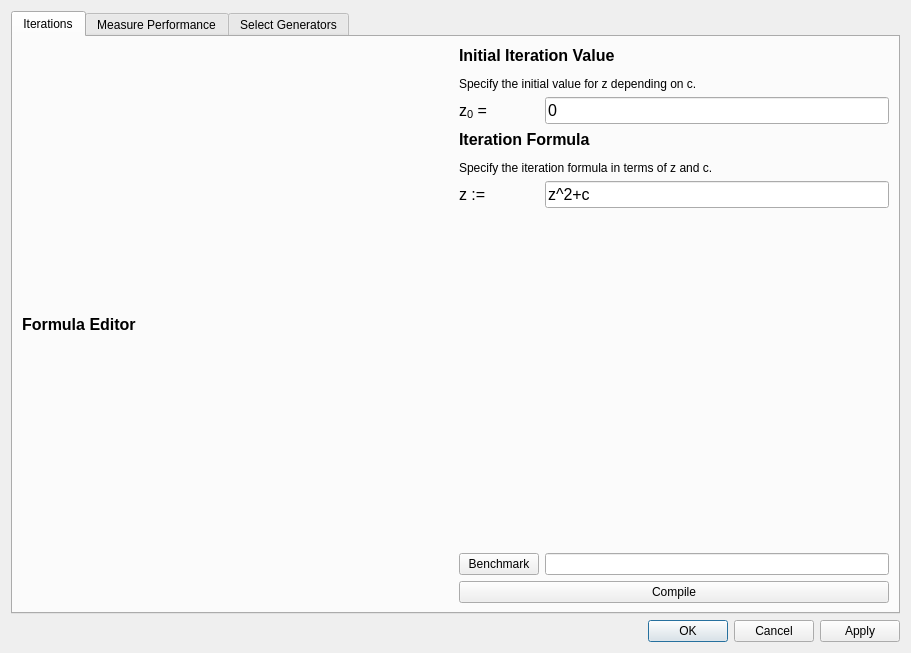
This is choosegenerators.ui in QlowB/Almond as Qt 5 draws it before an edit. The edited form follows.
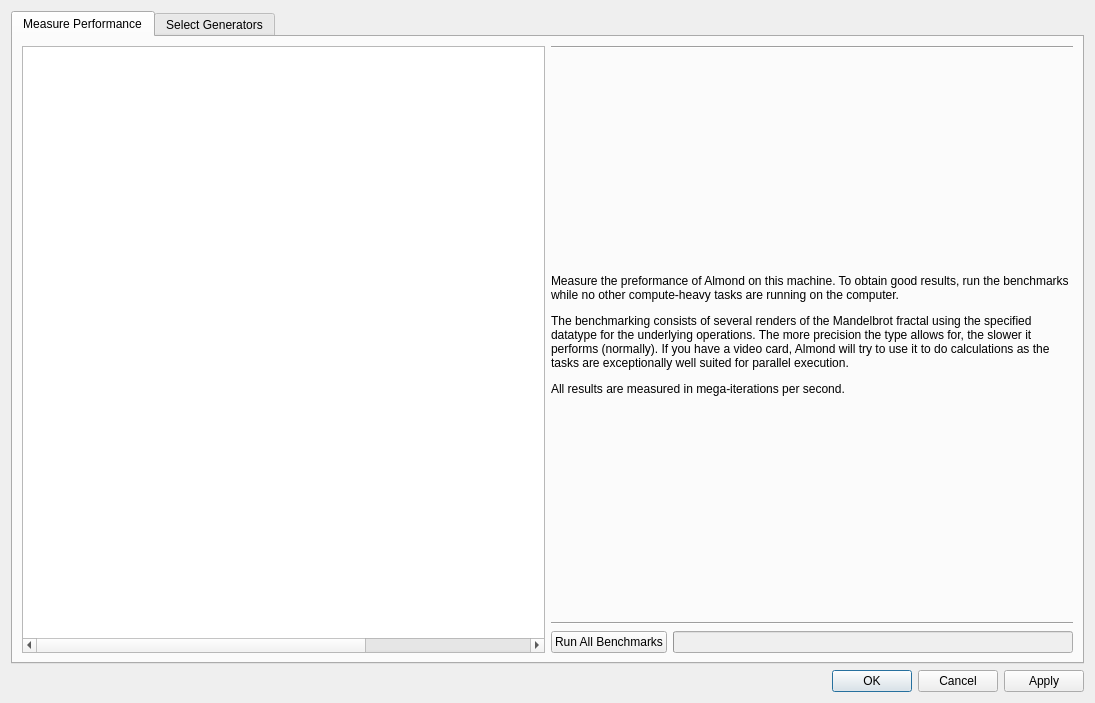
This is the edited form.

What changed in the file:
```diff
--- a/choosegenerators.ui
+++ b/choosegenerators.ui
@@ -6,8 +6,8 @@
    <rect>
     <x>0</x>
     <y>0</y>
-    <width>911</width>
-    <height>653</height>
+    <width>1095</width>
+    <height>703</height>
    </rect>
   </property>
   <property name="windowTitle">
@@ -23,142 +23,6 @@
          <property name="currentIndex">
           <number>0</number>
          </property>
-         <widget class="QWidget" name="Iteration">
-          <attribute name="title">
-           <string>Iterations</string>
-          </attribute>
-          <layout class="QHBoxLayout" name="horizontalLayout_4">
-           <item>
-            <widget class="QLabel" name="label_3">
-             <property name="sizePolicy">
-              <sizepolicy hsizetype="Expanding" vsizetype="Preferred">
-               <horstretch>0</horstretch>
-               <verstretch>0</verstretch>
-              </sizepolicy>
-             </property>
-             <property name="text">
-              <string>&lt;html&gt;&lt;head/&gt;&lt;body&gt;&lt;p&gt;&lt;span style=&quot; font-size:12pt; font-weight:600;&quot;&gt;Formula Editor&lt;/span&gt;&lt;/p&gt;&lt;/body&gt;&lt;/html&gt;</string>
-             </property>
-            </widget>
-           </item>
-           <item>
-            <layout class="QVBoxLayout" name="verticalLayout_5">
-             <item>
-              <layout class="QFormLayout" name="formLayout">
-               <item row="3" column="0">
-                <widget class="QLabel" name="label_2">
-                 <property name="font">
-                  <font>
-                   <pointsize>12</pointsize>
-                  </font>
-                 </property>
-                 <property name="text">
-                  <string>z := </string>
-                 </property>
-                </widget>
-               </item>
-               <item row="3" column="1">
-                <widget class="QLineEdit" name="formula">
-                 <property name="font">
-                  <font>
-                   <pointsize>12</pointsize>
-                  </font>
-                 </property>
-                 <property name="text">
-                  <string>z^2+c</string>
-                 </property>
-                </widget>
-               </item>
-               <item row="5" column="0">
-                <widget class="QPushButton" name="benchmark">
-                 <property name="text">
-                  <string>Benchmark</string>
-                 </property>
-                </widget>
-               </item>
-               <item row="5" column="1">
-                <widget class="QLineEdit" name="compBenchResult"/>
-               </item>
-               <item row="0" column="0" colspan="2">
-                <widget class="QLabel" name="descriptionInitial">
-                 <property name="font">
-                  <font>
-                   <pointsize>12</pointsize>
-                  </font>
-                 </property>
-                 <property name="text">
-                  <string>&lt;html&gt;&lt;head/&gt;&lt;body&gt;&lt;p&gt;&lt;span style=&quot; font-weight:600;&quot;&gt;Initial Iteration Value&lt;/span&gt;&lt;/p&gt;&lt;p&gt;&lt;span style=&quot; font-size:9pt;&quot;&gt;Specify the initial value for z depending on c.&lt;/span&gt;&lt;/p&gt;&lt;/body&gt;&lt;/html&gt;</string>
-                 </property>
-                 <property name="textFormat">
-                  <enum>Qt::RichText</enum>
-                 </property>
-                </widget>
-               </item>
-               <item row="1" column="0">
-                <widget class="QLabel" name="label_5">
-                 <property name="font">
-                  <font>
-                   <pointsize>12</pointsize>
-                  </font>
-                 </property>
-                 <property name="text">
-                  <string>&lt;html&gt;&lt;head/&gt;&lt;body&gt;&lt;p&gt;z&lt;span style=&quot; vertical-align:sub;&quot;&gt;0&lt;/span&gt; = &lt;/p&gt;&lt;/body&gt;&lt;/html&gt;</string>
-                 </property>
-                 <property name="textFormat">
-                  <enum>Qt::RichText</enum>
-                 </property>
-                </widget>
-               </item>
-               <item row="1" column="1">
-                <widget class="QLineEdit" name="initialFormula">
-                 <property name="font">
-                  <font>
-                   <pointsize>12</pointsize>
-                  </font>
-                 </property>
-                 <property name="text">
-                  <string>0</string>
-                 </property>
-                </widget>
-               </item>
-               <item row="2" column="0" colspan="2">
-                <widget class="QLabel" name="label_4">
-                 <property name="font">
-                  <font>
-                   <pointsize>12</pointsize>
-                  </font>
-                 </property>
-                 <property name="text">
-                  <string>&lt;html&gt;&lt;head/&gt;&lt;body&gt;&lt;p&gt;&lt;span style=&quot; font-weight:600;&quot;&gt;Iteration Formula&lt;/span&gt;&lt;/p&gt;&lt;p&gt;&lt;span style=&quot; font-size:9pt;&quot;&gt;Specify the iteration formula in terms of z and c.&lt;/span&gt;&lt;/p&gt;&lt;/body&gt;&lt;/html&gt;</string>
-                 </property>
-                </widget>
-               </item>
-               <item row="4" column="1">
-                <spacer name="verticalSpacer">
-                 <property name="orientation">
-                  <enum>Qt::Vertical</enum>
-                 </property>
-                 <property name="sizeHint" stdset="0">
-                  <size>
-                   <width>20</width>
-                   <height>40</height>
-                  </size>
-                 </property>
-                </spacer>
-               </item>
-              </layout>
-             </item>
-             <item>
-              <widget class="QPushButton" name="compile">
-               <property name="text">
-                <string>Compile</string>
-               </property>
-              </widget>
-             </item>
-            </layout>
-           </item>
-          </layout>
-         </widget>
          <widget class="QWidget" name="tab">
           <attribute name="title">
            <string>Measure Performance</string>
```
